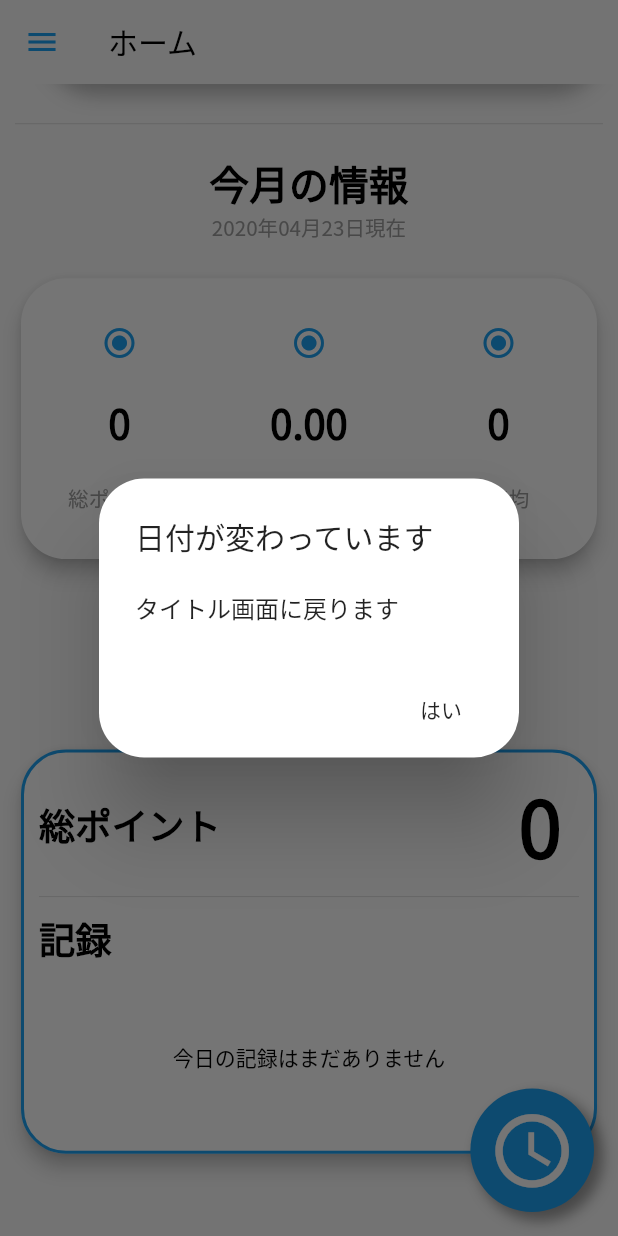
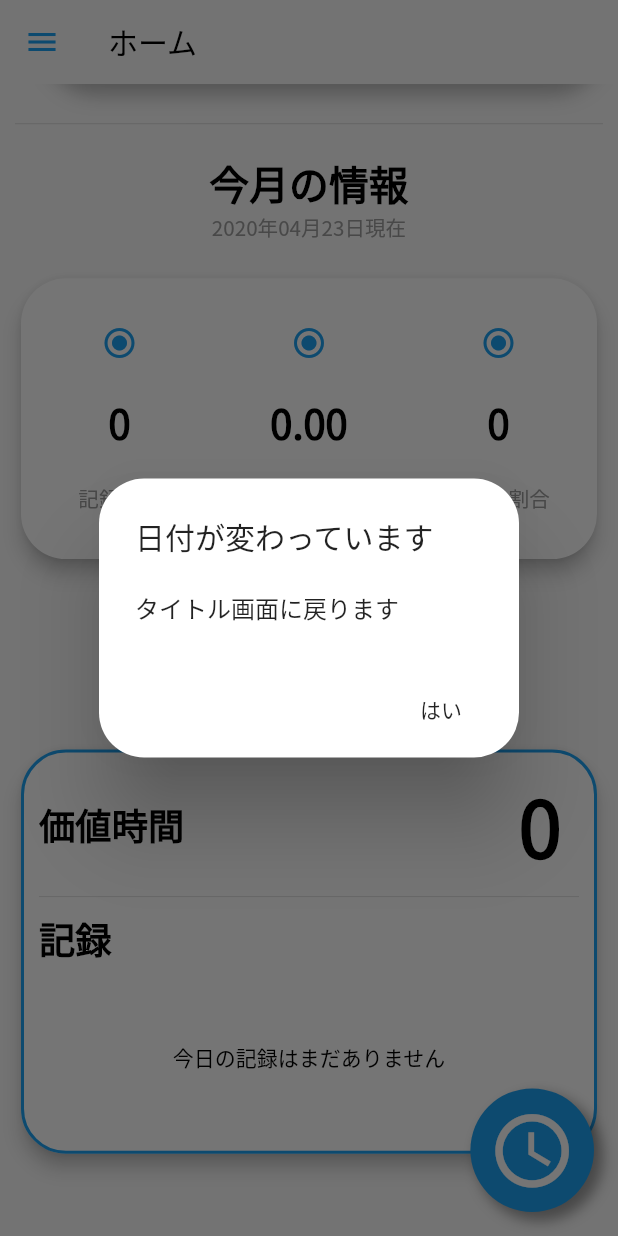
Before and after one commit to thoth000/zikanri, a Flutter app: the HomePage screen opened directly, scrolled down 212 dp, on a phone screen of 412 x 824 dp. Run offline on Flutter 3.47's test engine with Material 2 defaults, Android fonts, the phone set to English and light mode, and no system bars; our stand-ins replace hive, hive_flutter, share; accounts and stored records are empty.

Commit message:
初期設定の変更
ひとつずつこなしていこう

```diff
--- a/lib/home/this_month.dart
+++ b/lib/home/this_month.dart
@@ -28,11 +28,11 @@ class _TMWidgetState extends State<TMWidget> {
               mainAxisAlignment: MainAxisAlignment.spaceBetween,
               children: <Widget>[
                 _widget(
-                  '総ポイント',
+                  '記録時間',
                   userData.thisMonthPoint,
                 ),
-                _widget('平均価値', userData.thisMonthValue),
-                _widget('日平均', userData.thisMonthAverage),
+                _widget('価値時間', userData.thisMonthValue),
+                _widget('価値の割合', userData.thisMonthAverage),
               ],
             ),
           ),
--- a/lib/home/today.dart
+++ b/lib/home/today.dart
@@ -141,7 +141,7 @@ class TodayWidget extends StatelessWidget {
                     Column(
                       children: <Widget>[
                         Text(
-                          '総ポイント',
+                          '価値時間',
                           style: TextStyle(
                               fontSize: FontSize.midium,
                               fontWeight: FontWeight.w700),
--- a/lib/lately/lately.dart
+++ b/lib/lately/lately.dart
@@ -130,8 +130,8 @@ class LatelyPage extends StatelessWidget {
                     '記録時間',
                     l[1],
                   ),
-                  _widget('総ポイント', l[2]),
-                  _widget('時間価値', l[3]),
+                  _widget('価値時間', l[2]),
+                  _widget('価値の割合', l[3]),
                 ],
               ),
             ],
```
Also changed, not shown: lib/welcome.dart (+12 -6 lines).
